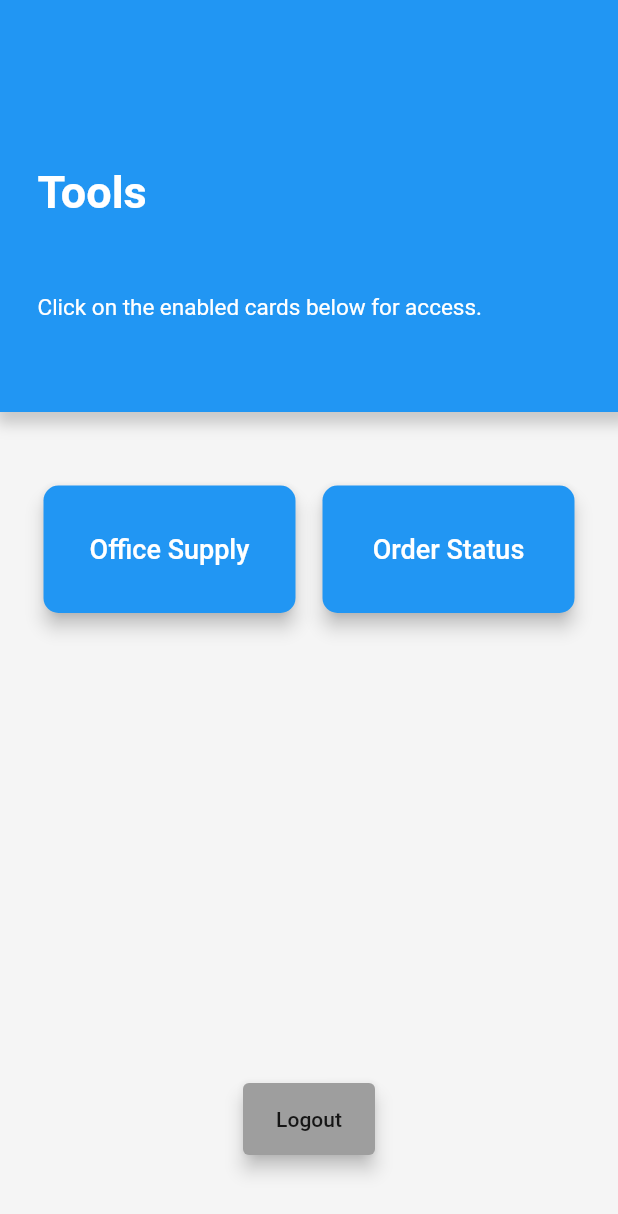
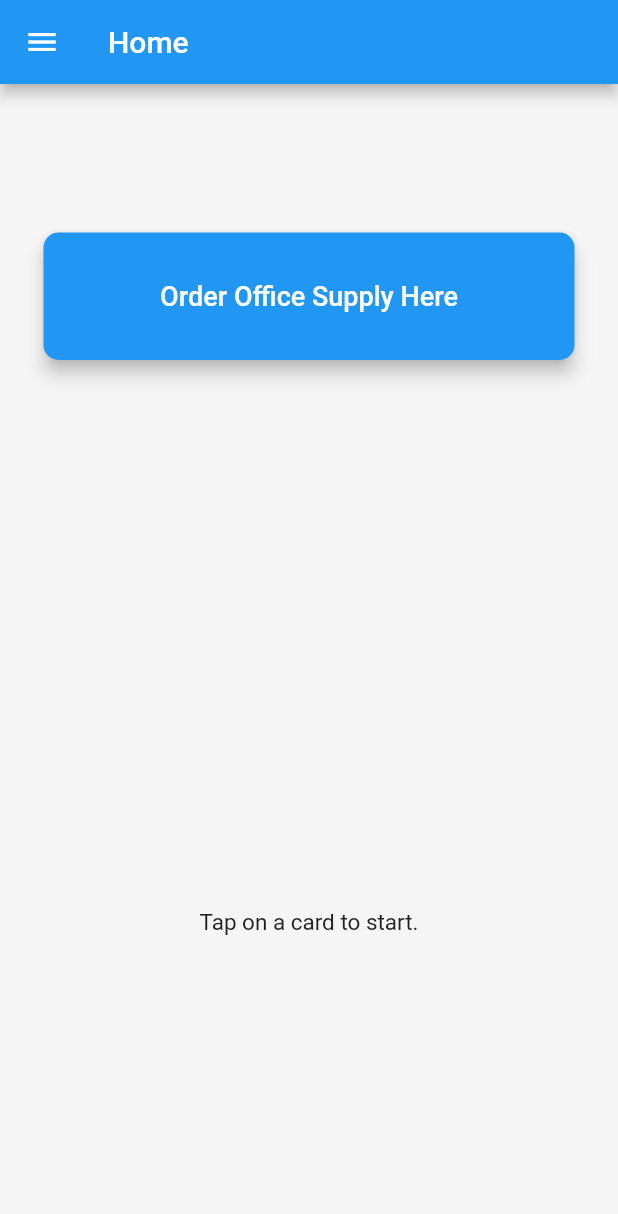
Before and after one commit to hugorodro/Handy-man-flutter-app, a Flutter app: the HomeScreen screen opened by its route, on a phone screen of 412 x 824 dp. Shown: the top 1214 px of the screen. Run offline on Flutter 3.47's test engine with Material 2 defaults, Android fonts, the phone set to English and light mode, and no system bars; project files that could hold a hidden picture were left out.

Commit message:
Assortment of changes

```diff
--- a/lunacon_app/lib/main.dart
+++ b/lunacon_app/lib/main.dart
@@ -34,7 +34,7 @@ const subLabelSize = 10.0;
 
 
 const restAPIstr =
-    'http://127.0.0.1:8000/';
+    '192.168.2.5';
 // const restAPIstr =
 //     'http://lunaconweb-project-env-env.eba-p2nat3yd.us-west-2.elasticbeanstalk.com/';
 const productsAPIstr = restAPIstr + 'products/';
--- a/lunacon_app/lib/screens/authScreen.dart
+++ b/lunacon_app/lib/screens/authScreen.dart
@@ -43,7 +43,7 @@ class _AuthScreenState extends State<AuthScreen> {
               padding: EdgeInsets.all(5),
               width: 350,
               child: Text(
-                'Email',
+                'Username',
                 textAlign: TextAlign.left,
                 style: TextStyle(color: Colors.white),
               ),
@@ -68,6 +68,7 @@ class _AuthScreenState extends State<AuthScreen> {
                           color: Colors.white,
                           fontSize: 20,
                         ),
+                        cursorColor: Colors.white,
                         decoration: InputDecoration(
                             icon: Icon(
                               Icons.person,
@@ -110,6 +111,8 @@ class _AuthScreenState extends State<AuthScreen> {
                         textAlign: TextAlign.left,
                         controller: _passwordController,
                         style: TextStyle(fontSize: 20, color: Colors.white),
+                        cursorColor: Colors.white,
+                        obscureText: true,
                         decoration: InputDecoration(
                             icon: Icon(
                               Icons.lock,
--- a/lunacon_app/lib/screens/homeScreen.dart
+++ b/lunacon_app/lib/screens/homeScreen.dart
@@ -9,16 +9,13 @@ class HomeScreen extends StatefulWidget {
 
 class _HomeScreenState extends State<HomeScreen> {
   // int _selectedIndex;
-  String _title;
   String _instructions;
 
   @override
   void initState() {
     super.initState();
     // _selectedIndex = 1;
-    _title = "Tools";
-    _instructions =
-        "Click on the enabled cards below for access.";
+    _instructions = "Tap on a card to start.";
   }
 
   // void switchTab(int index) {
@@ -40,14 +37,18 @@ class _HomeScreenState extends State<HomeScreen> {
   //   });
   // }
 
-  buildTable(context,) {
+  buildTable(
+    context,
+  ) {
     // if (index == 1) {
     return Table(children: <TableRow>[
       TableRow(children: <Widget>[
         HomeMenuCard(
-              aCaption: 'Office Supply', aRoute: '/supply', isDisabled: false),
-          HomeMenuCard(aCaption: 'Order Status', aRoute: '/supplyStatus', isDisabled: false),
-        ])]);
+            aCaption: 'Order Office Supply Here',
+            aRoute: '/supply',
+            isDisabled: false),
+      ])
+    ]);
     // TableRow(children: <Widget>[
     //   HomeMenuCard(
     //       aCaption: 'Certifications', aRoute: '', isDisabled: true),
@@ -84,69 +85,48 @@ class _HomeScreenState extends State<HomeScreen> {
   Widget build(BuildContext context) {
     return Scaffold(
         backgroundColor: Colors.grey[100],
-        // bottomNavigationBar: BottomNavigationBar(
-        //   backgroundColor: Colors.white, elevation: 5,
-        //   currentIndex:
-        //       _selectedIndex, // this will be set when a new tab is tapped
-        //   onTap: (index) {
-        //     switchTab(index);
-        //   },
-        //   selectedItemColor: Colors.blue,
-        //   items: [
-        //     BottomNavigationBarItem(
-        //       icon: Icon(Icons.lock),
-        //       title: Text('Logout'),
-        //     ),
-        //     BottomNavigationBarItem(
-        //       icon: Icon(Icons.build),
-        //       title: Text('Tools'),
-        //     ),
-        //     BottomNavigationBarItem(
-        //       icon: Icon(Icons.book),
-        //       title: Text('History'),
-        //     ),
-        //   ],
-        // ),
+        appBar: AppBar(
+          title: Text("Home"),
+        ),
+        drawer: Drawer(
+          // Add a ListView to the drawer. This ensures the user can scroll
+          // through the options in the drawer if there isn't enough vertical
+          // space to fit everything.
+          child: ListView(
+            // Important: Remove any padding from the ListView.
+            padding: EdgeInsets.zero,
+            children: <Widget>[
+              DrawerHeader(
+                child: Text(
+                  'Extras',
+                  style: TextStyle(fontSize: 30, color: Colors.white),
+                ),
+                decoration: BoxDecoration(
+                  color: Colors.blue,
+                ),
+              ),
+              ListTile(
+                title: Text("Check office supply status?"),
+                onTap: () {
+                  Navigator.popAndPushNamed(context, '/supplyStatus');
+                },
+              ),
+              ListTile(
+                title: Text('Logout'),
+                onTap: () {
+                  clearCart();
+                  authToken = null;
+                  Navigator.pushNamed(context, '/login');
+                },
+              ),
+            ],
+          ),
+        ),
         body: Column(
           mainAxisAlignment: MainAxisAlignment.center,
           children: <Widget>[
-            Container(
-              height: MediaQuery.of(context).size.height / 3,
-              width: MediaQuery.of(context).size.width,
-              decoration: BoxDecoration(
-                color: Colors.blue,
-                boxShadow: [
-                  BoxShadow(
-                    color: Colors.grey.withOpacity(0.5),
-                    spreadRadius: 5,
-                    blurRadius: 7,
-                    offset: Offset(3, 3), // changes position of shadow
-                  ),
-                ],
-              ),
-              child: Column(
-                crossAxisAlignment: CrossAxisAlignment.center,
-                mainAxisAlignment: MainAxisAlignment.center,
-                children: <Widget>[
-                  SizedBox(height: 50),
             SizedBox(
-                    width: MediaQuery.of(context).size.width - 50,
-                    child: Text(
-                      _title,
-                      style: TextStyle(
-                          fontSize: 30,
-                          color: Colors.white,
-                          fontWeight: FontWeight.bold),
-                    ),
-                  ),
-                  SizedBox(height: 50),
-                  SizedBox(
-                    width: MediaQuery.of(context).size.width - 50,
-                    child: Text(_instructions,
-                        style: TextStyle(fontSize: 15, color: Colors.white)),
-                  )
-                ],
-              ),
+              height: 50,
             ),
             Expanded(
               child: Container(
@@ -155,19 +135,13 @@ class _HomeScreenState extends State<HomeScreen> {
               ),
             ),
             SizedBox(
-              height: 15,
-            ),
-            Card(color: Colors.grey, elevation: 5,
-                          child: FlatButton(
-                  child: Text("Logout"),
-                  onPressed: () {
-                    clearCart();
-                    authToken = null;
-                    Navigator.pushNamed(context, '/login');
-                  }),
+              width: 200,
+              child: Text(_instructions,
+                  textAlign: TextAlign.center,
+                  style: TextStyle(fontSize: 15, color: Colors.grey[900])),
             ),
             SizedBox(
-              height: 50,
+              height: 200,
             ),
           ],
         ));
@@ -192,8 +166,8 @@ class HomeMenuCard extends StatelessWidget {
 
   Widget build(BuildContext context) {
     return Container(
-      height: MediaQuery.of(context).size.width / 4,
-      width: MediaQuery.of(context).size.width / 2,
+      width: MediaQuery.of(context).size.width * .8,
+      height: (MediaQuery.of(context).size.height * .125),
       padding: EdgeInsets.all(5),
       child: Card(
         elevation: 5,
```
Also changed, not shown: lunacon_app/lib/screens/confirmationScreen.dart (+6 -2 lines), lunacon_app/lib/screens/osScreen.dart (+59 -35 lines), 11 other files. Lines whose indentation alone changed are shown as unchanged.
